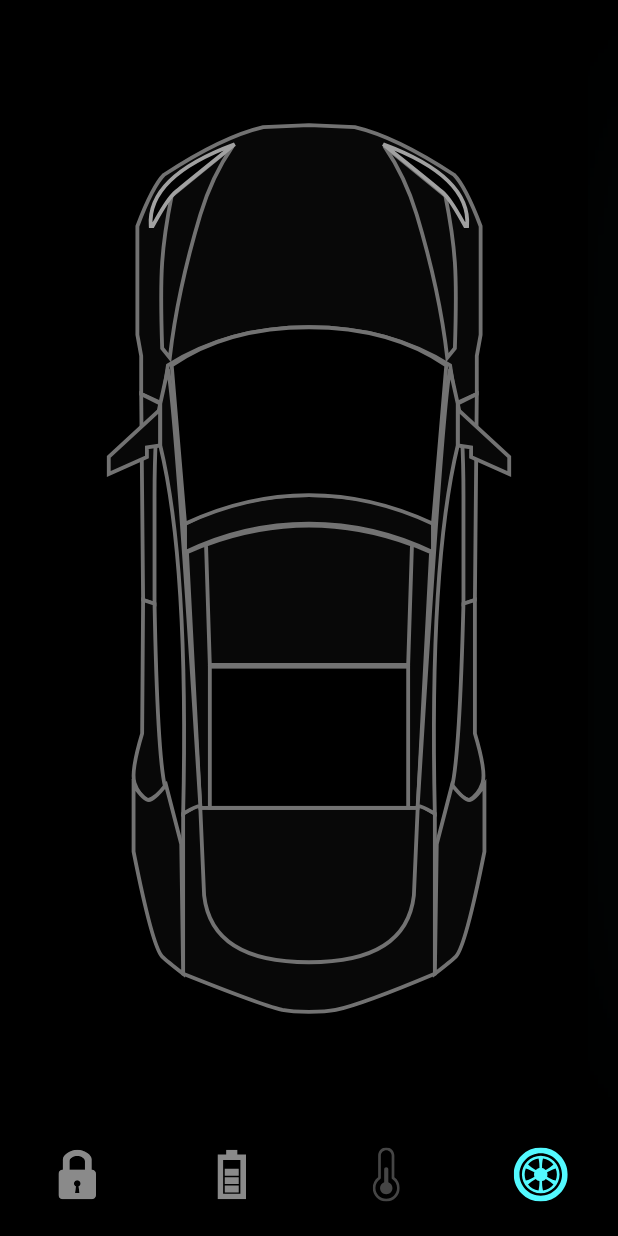
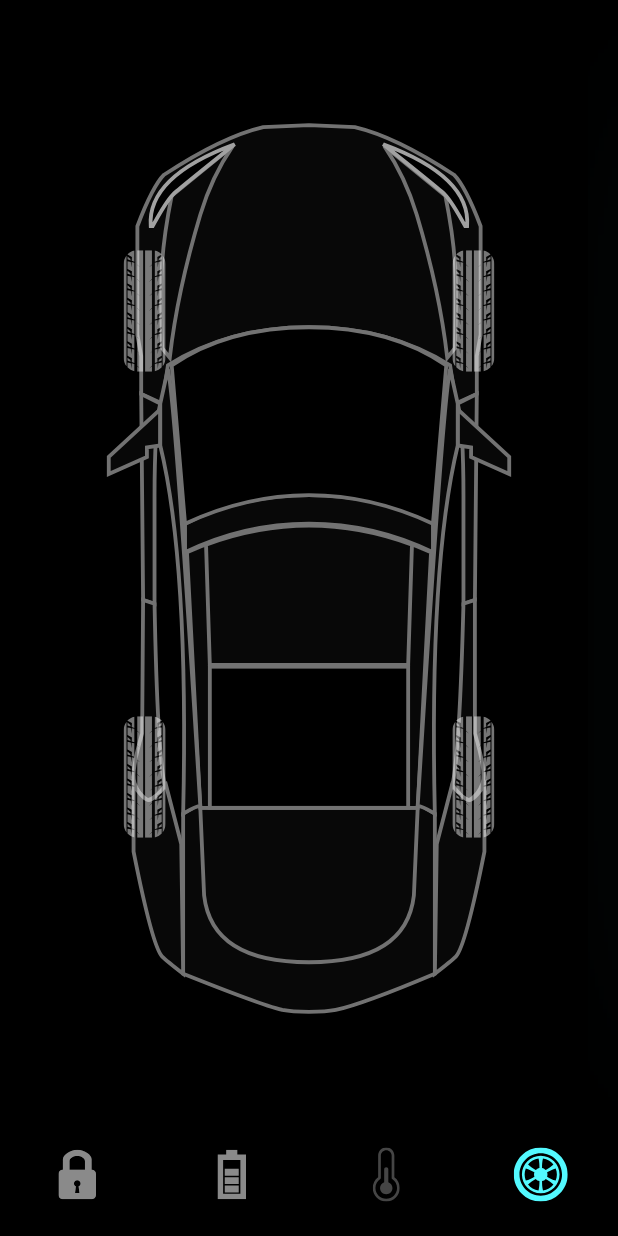
Before and after one commit to AdrianoEdu/Tesla-Animation-Flutter, a Flutter app: the screen it shows after launch, item 4 of the bottom bar chosen, on a phone screen of 412 x 824 dp. Run offline on Flutter 3.47's test engine with Material 2 defaults, Android fonts, the phone set to English and light mode, and no system bars; our stand-ins replace flutter_svg.

Commit message:
Git Commit
[ADD] Create tyres.dart, Create initial strucutre of tyres components.
[UPD] Update Images.dart, add new key value.
[UPD] Update home_controller.dart, Create new animation in tyre.
[UPD] Update home_screen.dart, Import tyres componets.

```diff
--- /dev/null
+++ b/lib/components/shared/tyres/tyres.dart
@@ -0,0 +1,29 @@
+import 'package:flutter/cupertino.dart';
+
+import '../../../constants/Images.dart';
+import '../door_lock/door_lock.dart';
+
+List<Widget> tyres(BoxConstraints constraints) {
+  return [
+    Positioned(
+      left: constraints.maxWidth * 0.2,
+      top: constraints.maxHeight * 0.22,
+      child: getImage(flTyreImagePath, 'flTyre1'),
+    ),
+    Positioned(
+      right: constraints.maxWidth * 0.2,
+      top: constraints.maxHeight * 0.22,
+      child: getImage(flTyreImagePath, 'flTyre2'),
+    ),
+    Positioned(
+      right: constraints.maxWidth * 0.2,
+      top: constraints.maxHeight * 0.63,
+      child: getImage(flTyreImagePath, 'flTyre3'),
+    ),
+    Positioned(
+      left: constraints.maxWidth * 0.2,
+      top: constraints.maxHeight * 0.63,
+      child: getImage(flTyreImagePath, 'flTyre4'),
+    )
+  ];
+}
--- a/lib/constants/Images.dart
+++ b/lib/constants/Images.dart
@@ -11,6 +11,7 @@ const String coolShape = 'coolShape.svg';
 const String heatShape = 'heatShape.svg';
 const String coolGlow = 'Cool_glow_2.png';
 const String hootGlow = 'Hot_glow_4.png';
+const String flTyre= 'FL_Tyre.svg';
 
 //folder path images
 const String assets = 'Assets';
@@ -28,6 +29,7 @@ const String tyreIconPath = '$assertsIcon/$tyre';
 const String batteryIconPath = '$assertsIcon/$battery';
 const String coolShapeIconPath = '$assertsIcon/$coolShape';
 const String heatShapeIconPath = '$assertsIcon/$heatShape';
+const String flTyreImagePath = '$assertsIcon/$flTyre';
 
 //images paths
 const String coolGlowImagePath = '$assertsImages/$coolGlow';
--- a/lib/screens/home_screen.dart
+++ b/lib/screens/home_screen.dart
@@ -7,6 +7,7 @@ import 'package:teslacaranimation/home_controller.dart';
 
 import '../components/shared/battery_status/batteryStatus.dart';
 import '../components/shared/door_lock/door_lock.dart';
+import '../components/shared/tyres/tyres.dart';
 import '../enum/enum.dart';
 import '../components/shared/testa_bottom_navigation/tesla_bottom_navigation.dart';
 
@@ -120,6 +121,7 @@ class _HomeScreenState extends State<HomeScreen> with TickerProviderStateMixin{
               selectShowHideAnimationLock(index);
               selectShowHideAnimationBattery(index);
 
+              _controller.showTyreController(index);
               _controller.onBottomnavigationChange(index);
             },
             selectTab: _controller.selectedBottomTab,
@@ -183,6 +185,7 @@ class _HomeScreenState extends State<HomeScreen> with TickerProviderStateMixin{
                             Image.asset(hootGlowImagePath, key: UniqueKey(), width: 200)
                         ),
                       ),
+                    if (_controller.isShowTyre)...tyres(constraints),
                   ],
                 );
               },
@@ -248,6 +251,8 @@ List<Widget> ListAnimatedPositioned(HomeController controller, BoxConstraints co
   ];
 }
 
+
+
 SvgPicture getImageSvgWithWidth (String pathImage, String keyValue, double width){
   return SvgPicture.asset(
     pathImage,
```
Also changed, not shown: lib/home_controller.dart (+14 -0 lines).
